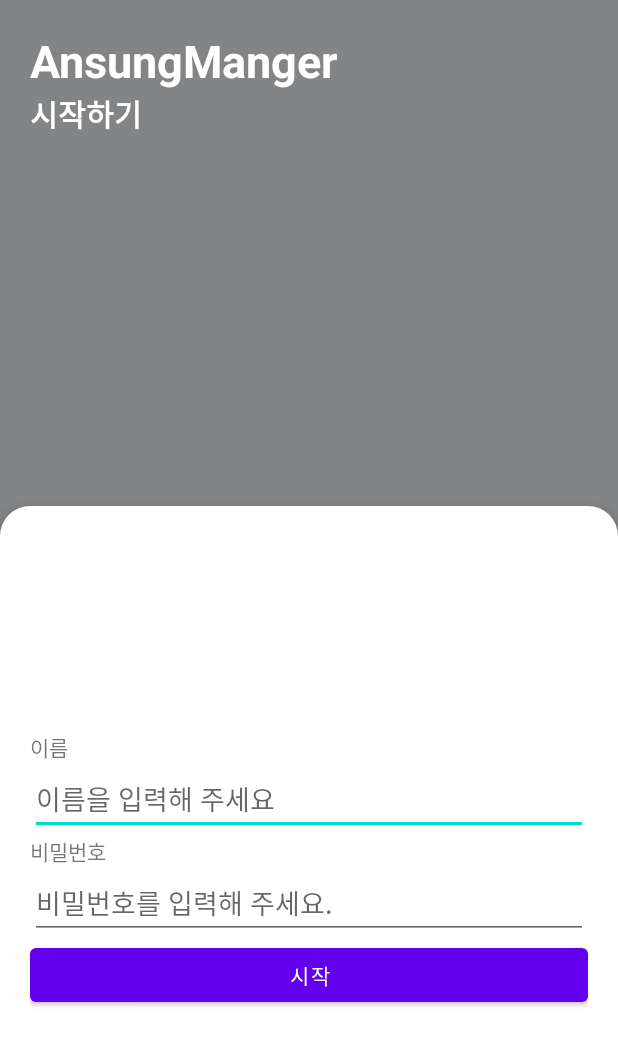
After one commit to hyunbindev/ansungmanagerAndroid, an Android app: the layout activity_auth.xml on its own in the app's theme, with its tools: preview values and no code run, on a phone screen of 412 x 824 dp. The commit adds this screen. Shown: the top 1046 px of the screen. Run offline under Robolectric (Android 15) with nearby library versions, the phone set to English and light mode, and no system bars; network calls fail.

Commit message:
Add auth activity

```diff
--- /dev/null
+++ b/app/src/main/java/com/example/ansungmanager/data/TokenManager.kt
@@ -0,0 +1,4 @@
+package com.example.ansungmanager.data
+
+class TokenManager {
+}
--- a/app/src/main/java/com/example/ansungmanager/retrofit/RetrofitService.kt
+++ b/app/src/main/java/com/example/ansungmanager/retrofit/RetrofitService.kt
@@ -41,4 +41,7 @@ interface RetrofitService {
 
     @DELETE("/api/category")
     fun deleteCategory(@Query("categoryId")categoryId: Long):Call<Void>
+
+    @GET("/api/auth")
+    fun getAuth(@Query("name")name:String , @Query("password")password:String):Call<Void>
 }
--- a/app/src/main/java/com/example/ansungmanager/view/delivery/FragmentDeliveryDetail.kt
+++ b/app/src/main/java/com/example/ansungmanager/view/delivery/FragmentDeliveryDetail.kt
@@ -131,5 +131,4 @@ class FragmentDeliveryDetail : BottomSheetDialogFragment() , OnMapReadyCallback
         naverMap.uiSettings.isZoomControlEnabled=false;
         loadDeliveryData(naverMap);
     }
-
 }
--- /dev/null
+++ b/app/src/main/res/drawable/shape_top_round_box.xml
@@ -0,0 +1,8 @@
+<shape xmlns:android="http://schemas.android.com/apk/res/android" android:shape="rectangle">
+<!-- 배경색 -->
+<solid android:color="#FFFFFF"/>
+
+<!-- 상단 모서리만 둥글게 -->
+<corners android:topLeftRadius="20dp" android:topRightRadius="20dp"/>
+
+</shape>
--- /dev/null
+++ b/app/src/main/res/layout/activity_auth.xml
@@ -0,0 +1,74 @@
+<?xml version="1.0" encoding="utf-8"?>
+<LinearLayout xmlns:android="http://schemas.android.com/apk/res/android"
+    xmlns:app="http://schemas.android.com/apk/res-auto"
+    xmlns:tools="http://schemas.android.com/tools"
+    android:id="@+id/main"
+    android:orientation="vertical"
+    android:layout_width="match_parent"
+    android:layout_height="match_parent"
+    tools:context=".view.auth.AuthActivity"
+    android:background="#828486">
+    <LinearLayout
+        android:layout_width="match_parent"
+        android:layout_height="wrap_content"
+        android:orientation="vertical"
+        android:padding="20dp"
+
+        android:layout_weight="1">
+        <TextView
+            android:layout_width="match_parent"
+            android:layout_height="wrap_content"
+            android:text="AnsungManger"
+            android:textSize="30sp"
+            android:textStyle="bold"
+            android:textColor="@color/white"/>
+        <TextView
+            android:layout_width="match_parent"
+            android:layout_height="wrap_content"
+            android:text="시작하기"
+            android:textSize="20dp"
+            android:textColor="@color/white"
+            android:textStyle="bold">
+        </TextView>
+    </LinearLayout>
+    <LinearLayout
+        android:elevation="10dp"
+        android:layout_width="match_parent"
+        android:layout_height="wrap_content"
+        android:orientation="vertical"
+        android:paddingVertical="150dp"
+        android:paddingHorizontal="20dp"
+        android:background="@drawable/shape_top_round_box"
+        android:gravity="center">
+        <LinearLayout
+            android:layout_width="match_parent"
+            android:layout_height="wrap_content"
+            android:orientation="vertical">
+            <TextView
+                android:layout_width="wrap_content"
+                android:layout_height="wrap_content"
+                android:text="이름"/>
+            <EditText
+                android:id="@+id/name"
+                android:layout_width="match_parent"
+                android:layout_height="wrap_content"
+                android:hint="이름을 입력해 주세요"/>
+            <TextView
+                android:layout_width="wrap_content"
+                android:layout_height="wrap_content"
+                android:text="비밀번호"/>
+            <EditText
+                android:id="@+id/password"
+                android:layout_width="match_parent"
+                android:layout_height="wrap_content"
+                android:inputType="textPassword"
+                android:hint="비밀번호를 입력해 주세요."/>
+            <Button
+                android:id="@+id/start"
+                android:layout_gravity="center"
+                android:layout_width="match_parent"
+                android:layout_height="wrap_content"
+                android:text="시작"/>
+        </LinearLayout>
+    </LinearLayout>
+</LinearLayout>
--- a/app/src/main/res/values/strings.xml
+++ b/app/src/main/res/values/strings.xml
@@ -5,4 +5,5 @@
     <string name="title_activity_delivery">ActivityDelivery</string>
     <string name="tab_text_1">Tab 1</string>
     <string name="tab_text_2">Tab 2</string>
+    <string name="title_activity_auth">AuthActivity</string>
 </resources>
--- a/build.gradle.kts
+++ b/build.gradle.kts
@@ -2,4 +2,5 @@
 plugins {
     alias(libs.plugins.android.application) apply false
     alias(libs.plugins.kotlin.android) apply false
+    alias(libs.plugins.kotlin.compose) apply false
 }
```
Also changed, not shown: app/build.gradle.kts (+13 -0 lines), app/src/main/AndroidManifest.xml (+18 -10 lines), app/src/main/java/com/example/ansungmanager/retrofit/RetrofitClient.kt (+22 -2 lines), app/src/main/java/com/example/ansungmanager/view/auth/AuthActivity.kt (added, +49 -0 lines), app/src/main/res/layout/fragment_home.xml (+46 -9 lines), gradle/libs.versions.toml (+15 -1 lines).
